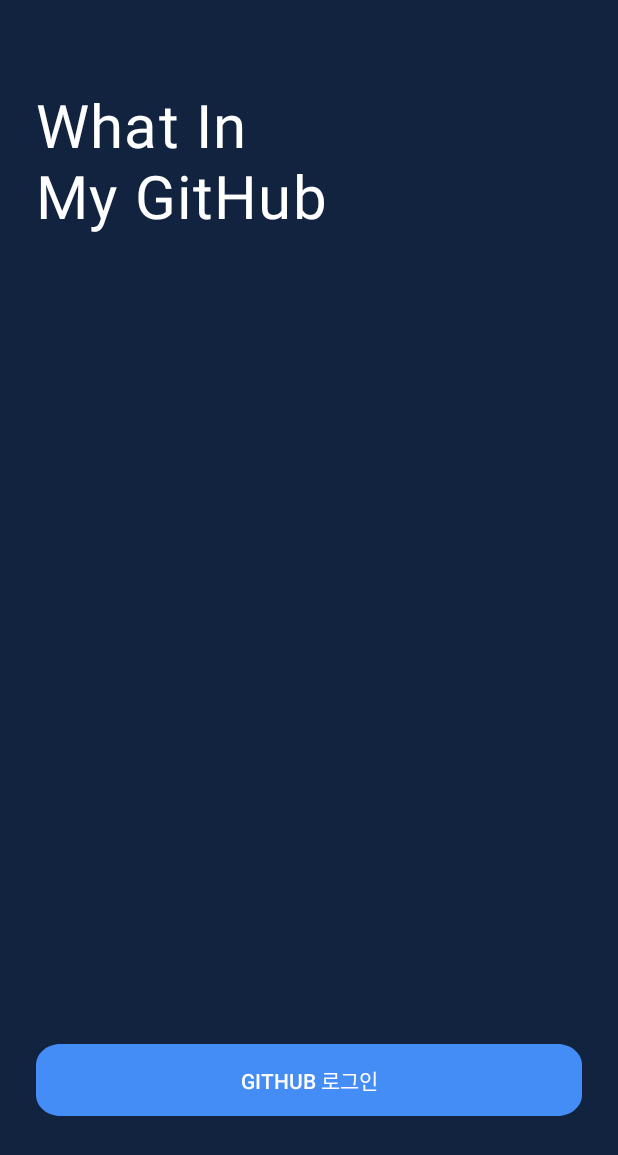
After one commit to aurora32s/android-repo-08, an Android app: the layout fragment_login.xml on its own in the app's theme, with its tools: preview values and no code run, on a phone screen of 412 x 824 dp. The commit adds this screen. Shown: the top 1155 px of the screen. Run offline under Robolectric (Android 15) with nearby library versions, the phone set to English and light mode, and no system bars.

Commit message:
feat : 로그인 UI 구현 #6

```diff
--- /dev/null
+++ b/app/src/main/res/drawable/background_button_large.xml
@@ -0,0 +1,18 @@
+<?xml version="1.0" encoding="utf-8"?>
+<vector xmlns:android="http://schemas.android.com/apk/res/android"
+    android:width="312dp"
+    android:height="48dp"
+    android:viewportWidth="312"
+    android:viewportHeight="48">
+
+    <group>
+
+        <clip-path android:pathData="M14 0H298C305.732 0 312 6.26801 312 14V34C312 41.732 305.732 48 298 48H14C6.26801 48 0 41.732 0 34V14C0 6.26801 6.26801 0 14 0Z" />
+
+        <path
+            android:fillColor="#448CF6"
+            android:pathData="M0 0V48H312V0" />
+
+    </group>
+
+</vector>
--- /dev/null
+++ b/app/src/main/res/layout/fragment_login.xml
@@ -0,0 +1,34 @@
+<?xml version="1.0" encoding="utf-8"?>
+<layout xmlns:android="http://schemas.android.com/apk/res/android"
+    xmlns:app="http://schemas.android.com/apk/res-auto">
+
+    <data>
+
+    </data>
+
+    <androidx.constraintlayout.widget.ConstraintLayout
+        android:layout_width="match_parent"
+        android:layout_height="match_parent"
+        android:background="@color/background"
+        android:paddingHorizontal="24dp">
+
+        <androidx.appcompat.widget.AppCompatTextView
+            style="@style/label"
+            android:layout_width="wrap_content"
+            android:layout_height="wrap_content"
+            android:layout_marginTop="@dimen/login_label_marginTop"
+            android:text="@string/login_label"
+            app:layout_constraintStart_toStartOf="parent"
+            app:layout_constraintTop_toTopOf="parent" />
+
+        <androidx.appcompat.widget.AppCompatButton
+            android:id="@+id/btn_login"
+            android:layout_width="match_parent"
+            android:layout_height="wrap_content"
+            android:layout_marginBottom="@dimen/login_button_marginBottom"
+            android:background="@drawable/background_button_large"
+            android:text="@string/login_button_label"
+            android:textColor="@color/white"
+            app:layout_constraintBottom_toBottomOf="parent" />
+    </androidx.constraintlayout.widget.ConstraintLayout>
+</layout>
--- a/app/src/main/res/values/colors.xml
+++ b/app/src/main/res/values/colors.xml
@@ -7,4 +7,6 @@
     <color name="teal_700">#FF018786</color>
     <color name="black">#FF000000</color>
     <color name="white">#FFFFFFFF</color>
+
+    <color name="background">#122340</color>
 </resources>
--- /dev/null
+++ b/app/src/main/res/values/dimens.xml
@@ -0,0 +1,5 @@
+<?xml version="1.0" encoding="utf-8"?>
+<resources>
+    <dimen name="login_label_marginTop">56dp</dimen>
+    <dimen name="login_button_marginBottom">80dp</dimen>
+</resources>
--- a/app/src/main/res/values/strings.xml
+++ b/app/src/main/res/values/strings.xml
@@ -1,3 +1,8 @@
 <resources>
     <string name="app_name">RepoSearchApp</string>
+
+    <string name="login_label">What In\nMy GitHub</string>
+    <string name="login_button_label">Github 로그인</string>
+    <string name="preference_file_key">com.example.reposearchapp.PREFERENCE_FILE_KEY</string>
+    <string name="login_fail">로그인 실패 %s</string>
 </resources>
--- a/app/src/main/res/values/themes.xml
+++ b/app/src/main/res/values/themes.xml
@@ -1,6 +1,6 @@
 <resources xmlns:tools="http://schemas.android.com/tools">
     <!-- Base application theme. -->
-    <style name="Theme.RepoSearchApp" parent="Theme.MaterialComponents.DayNight.DarkActionBar">
+    <style name="Theme.RepoSearchApp" parent="Theme.MaterialComponents.DayNight.NoActionBar">
         <!-- Primary brand color. -->
         <item name="colorPrimary">@color/purple_500</item>
         <item name="colorPrimaryVariant">@color/purple_700</item>
@@ -13,4 +13,20 @@
         <item name="android:statusBarColor" tools:targetApi="l">?attr/colorPrimaryVariant</item>
         <!-- Customize your theme here. -->
     </style>
+
+    <style name="label">
+
+        <item name="android:textSize">
+            40sp
+        </item>
+
+        <item name="android:letterSpacing">
+            0.02
+        </item>
+
+        <item name="android:textColor">
+            #FFFFFF
+        </item>
+
+    </style>
 </resources>
```
Also changed, not shown: app/src/main/java/com/example/reposearchapp/data/remote/User.kt (deleted, +0 -39 lines).
